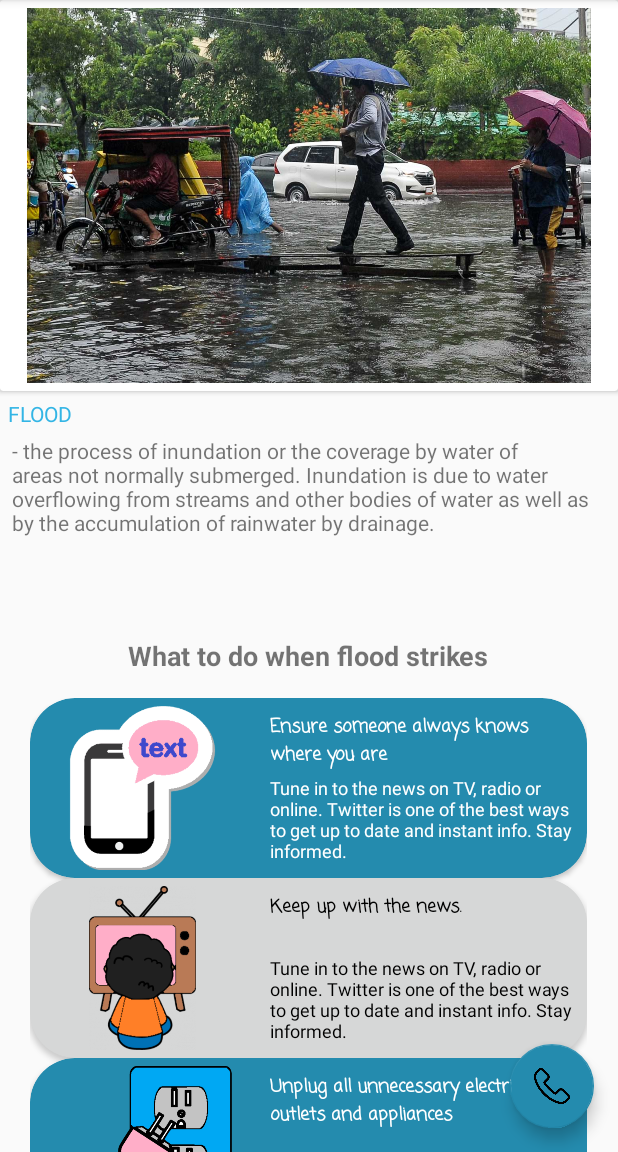
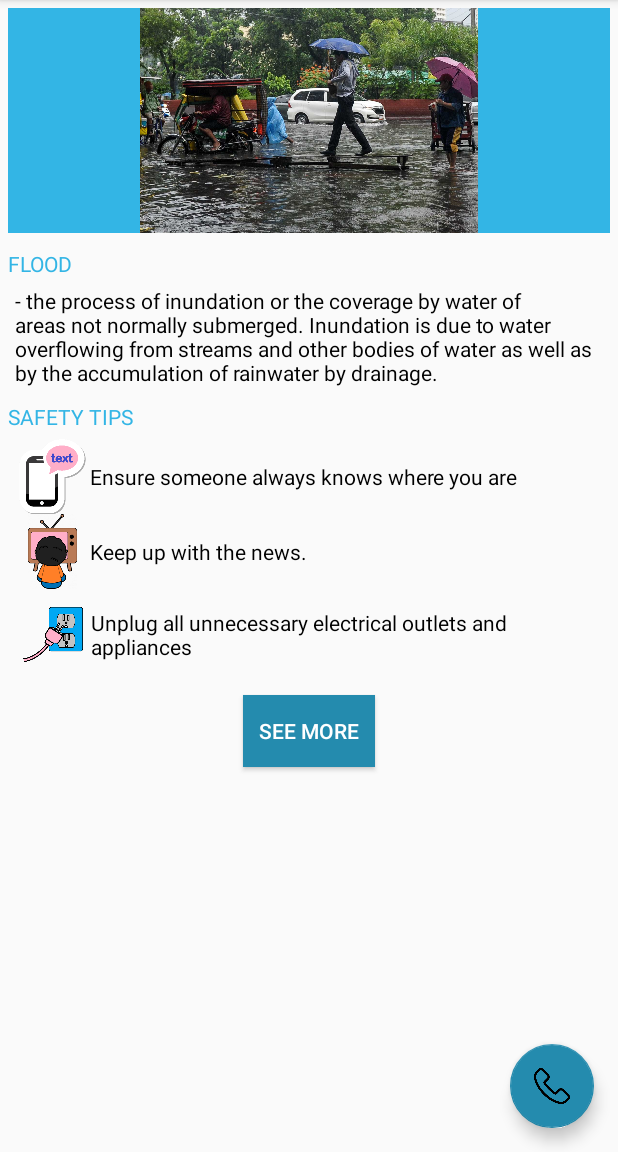
Before and after one commit to 2015084962/BAHAnda, an Android app: the screen it shows after launch (MainActivity), on a phone screen of 412 x 824 dp, the part 84-1236 px from its top. Run offline under Robolectric (Android 15) with nearby library versions, the phone set to English and light mode, and no system bars.

Commit message:
Updated Main layout

```diff
--- a/app/src/main/java/com/cornell/diaz/MainActivity.java
+++ b/app/src/main/java/com/cornell/diaz/MainActivity.java
@@ -153,4 +153,10 @@ public class MainActivity extends AppCompatActivity
 
         hotlines_layout.show();
     }
+
+    public void goToSafetyTips(View v)  {
+        Intent i = new Intent(this, safetytips_activity.class);
+        startActivity(i);
+    }
+
 }
--- a/app/src/main/res/layout/content_firstaid_activity.xml
+++ b/app/src/main/res/layout/content_firstaid_activity.xml
@@ -4,8 +4,8 @@
     xmlns:tools="http://schemas.android.com/tools"
     android:layout_width="match_parent"
     android:layout_height="match_parent"
-    tools:context="com.cornell.diaz.MainActivity"
-    tools:showIn="@layout/app_bar_main">
+    tools:context="com.cornell.diaz.MainActivity">
+    <!--tools:showIn="@layout/app_bar_main">-->
 
     <android.support.v7.widget.Toolbar
         android:layout_width="match_parent"
@@ -13,28 +13,11 @@
 
     </android.support.v7.widget.Toolbar>
 
-    <LinearLayout
-        android:layout_width="match_parent"
-        android:layout_height="wrap_content"
-        android:layout_marginBottom="10dp"
-        android:orientation="vertical">
-
-            <TextView
-                android:id="@+id/tvTitleSteps"
-                android:layout_width="wrap_content"
-                android:layout_height="wrap_content"
-                android:layout_marginTop="10dp"
-                android:gravity="center"
-                android:padding="5dp"
-                android:background="@color/colorPrimary"
-                android:textColor="@android:color/white"
-                android:textSize="18dp"
-                android:text="@string/first_aid_steps_title" />
-
     <ScrollView
 
         android:layout_width="match_parent"
-            android:layout_height="wrap_content">
+        android:layout_height="wrap_content"
+        android:layout_margin="5dp">
 
         <LinearLayout
             android:layout_width="wrap_content"
@@ -49,13 +32,13 @@
                 android:id="@+id/tvTitleStep"
                 android:layout_width="match_parent"
                 android:layout_height="wrap_content"
-                    android:layout_marginTop="10dp"
+                android:layout_marginTop="50dp"
+                android:background="@color/colorPrimary"
                 android:gravity="center"
                 android:padding="5dp"
-                    android:background="@color/colorPrimary"
+                android:text="@string/first_aid_steps_title"
                 android:textColor="@android:color/white"
-                    android:textSize="18dp"
-                    android:text="@string/first_aid_steps_title" />
+                android:textSize="18sp" />
 
             <TextView
                 android:id="@+id/textView4"
@@ -112,12 +95,12 @@
                 android:layout_width="match_parent"
                 android:layout_height="wrap_content"
                 android:layout_marginTop="20dp"
+                android:background="@color/colorPrimary"
                 android:gravity="center"
                 android:padding="5dp"
-                    android:background="@color/colorPrimary"
+                android:text="@string/video"
                 android:textColor="@android:color/white"
-                    android:textSize="18dp"
-                    android:text="@string/video" />
+                android:textSize="18sp" />
 
             <fragment
                 android:id="@+id/fragmentyoutubeplayer"
@@ -129,6 +112,4 @@
         </LinearLayout>
     </ScrollView>
 
-    </LinearLayout>
-
 </FrameLayout>
--- a/app/src/main/res/layout/content_main.xml
+++ b/app/src/main/res/layout/content_main.xml
@@ -4,8 +4,8 @@
     android:layout_width="match_parent"
     android:layout_height="match_parent"
     android:orientation="vertical"
-    tools:context="com.cornell.diaz.MainActivity"
-    tools:showIn="@layout/app_bar_main">
+    tools:context="com.cornell.diaz.MainActivity">
+    <!--tools:showIn="@layout/app_bar_main"-->
 
     <android.support.v7.widget.Toolbar
         android:layout_width="match_parent"
@@ -13,38 +13,133 @@
 
     </android.support.v7.widget.Toolbar>
 
-    <android.support.v7.widget.CardView
+    <ImageView
+        android:id="@+id/imageView2"
         android:layout_width="match_parent"
-        android:layout_height="wrap_content">
-
-        <ImageView
-            android:id="@+id/imageView2"
-            android:layout_margin="5dp"
-            android:layout_width="match_parent"
-            android:layout_height="250dp"
-            android:src="@drawable/baha" />
-
-    </android.support.v7.widget.CardView>
+        android:layout_height="150dp"
+        android:layout_margin="5dp"
+        android:background="@android:color/holo_blue_light"
+        android:contentDescription="@string/image_source"
+        android:src="@drawable/baha" />
 
     <TextView
         android:id="@+id/textView3"
         android:layout_width="match_parent"
         android:layout_height="wrap_content"
         android:layout_margin="5dp"
-        android:capitalize="characters"
-        android:text="FLOOD"
+        android:text="@string/title_flood"
         android:textColor="@android:color/holo_blue_light" />
 
     <TextView
         android:id="@+id/textView2"
         android:layout_width="match_parent"
         android:layout_height="wrap_content"
-        android:layout_marginLeft="8dp"
-        android:layout_marginRight="8dp"
+        android:layout_marginLeft="10dp"
+        android:layout_marginRight="10dp"
 
         android:fontFamily="sans-serif"
-        android:text="@string/flood_definition" />
+        android:text="@string/flood_definition"
+        android:textColor="@android:color/black" />
 
-    <include layout="@layout/content_safetytips_activity" />
+    <TextView
+        android:id="@+id/textView4"
+        android:layout_width="match_parent"
+        android:layout_height="wrap_content"
+        android:layout_marginLeft="5dp"
+        android:layout_marginTop="10dp"
+        android:layout_marginRight="5dp"
+        android:layout_marginBottom="5dp"
+        android:text="@string/title_safety_tips"
+        android:textColor="@android:color/holo_blue_light" />
+
+    <LinearLayout
+        android:layout_width="match_parent"
+        android:layout_height="match_parent"
+        android:layout_marginBottom="10dp"
+        android:orientation="vertical"
+        android:paddingLeft="10dp"
+        android:paddingRight="10dp"
+        android:paddingBottom="10dp">
+
+        <LinearLayout
+            android:layout_width="wrap_content"
+            android:layout_height="wrap_content">
+
+            <ImageView
+                android:id="@+id/image_safetyTip_1"
+                android:layout_width="50dp"
+                android:layout_height="50dp"
+                android:contentDescription="@string/SafetyTip_1"
+                android:src="@drawable/text" />
+
+            <TextView
+                android:id="@+id/safetyTip_1"
+                android:layout_width="match_parent"
+                android:layout_height="match_parent"
+                android:fontFamily="sans-serif"
+                android:gravity="start|center"
+                android:text="@string/SafetyTip_1"
+                android:textColor="@android:color/black" />
+
+        </LinearLayout>
+
+        <LinearLayout
+            android:layout_width="wrap_content"
+            android:layout_height="wrap_content">
+
+            <ImageView
+                android:id="@+id/image_safetyTip_2"
+                android:layout_width="50dp"
+                android:layout_height="50dp"
+                android:contentDescription="@string/SafetyTip_2"
+                android:src="@drawable/tv" />
+
+            <TextView
+                android:id="@+id/safetyTip_2"
+                android:layout_width="match_parent"
+                android:layout_height="match_parent"
+                android:gravity="center|start"
+                android:text="@string/SafetyTip_2"
+                android:textColor="@android:color/black" />
+
+        </LinearLayout>
+
+        <LinearLayout
+            android:layout_width="wrap_content"
+            android:layout_height="wrap_content">
+
+            <ImageView
+                android:id="@+id/image_safetyTip_3"
+                android:layout_width="40dp"
+                android:layout_height="50dp"
+                android:layout_margin="5dp"
+                android:contentDescription="@string/SafetyTip_3"
+                android:src="@drawable/outlet" />
+
+            <TextView
+                android:id="@+id/safetyTip_3"
+                android:layout_width="match_parent"
+                android:layout_height="match_parent"
+                android:gravity="center|start"
+                android:text="@string/SafetyTip_3"
+                android:textColor="@android:color/black" />
+
+        </LinearLayout>
+
+        <Button
+            android:id="@+id/more"
+            android:layout_width="wrap_content"
+            android:layout_height="wrap_content"
+            android:layout_gravity="center"
+            android:layout_margin="10dp"
+            android:background="@color/colorPrimary"
+            android:gravity="center"
+            android:onClick="goToSafetyTips"
+            android:text="@string/see_more"
+            android:textColor="@android:color/white"
+            android:textSize="14sp" />
+    </LinearLayout>
+
+    <!--<include layout="@layout/content_safetytips_activity" />-->
 
 </LinearLayout>
--- a/app/src/main/res/layout/content_safetytips_activity.xml
+++ b/app/src/main/res/layout/content_safetytips_activity.xml
@@ -5,8 +5,8 @@
     android:layout_width="match_parent"
     android:layout_height="match_parent"
     android:orientation="vertical"
-    tools:context="com.cornell.diaz.safetytips_activity"
-    tools:showIn="@layout/app_bar_main">
+    tools:context="com.cornell.diaz.safetytips_activity">
+    <!--tools:showIn="@layout/app_bar_main">-->
 
     <android.support.v7.widget.Toolbar
         android:layout_width="match_parent"
@@ -21,14 +21,15 @@
         android:layout_gravity="center"
         android:layout_margin="5dp"
         android:padding="5dp"
-        android:text="What to do when flood strikes"
-        android:textSize="18dp"
+        android:text="@string/title_what_to_do"
+        android:textSize="18sp"
         android:textStyle="bold" />
 
     <ScrollView
-        android:layout_width="382dp"
-        android:layout_height="468dp"
-        android:layout_gravity="center">
+        android:layout_width="match_parent"
+        android:layout_height="match_parent"
+        android:layout_gravity="center"
+        android:layout_marginBottom="60dp">
 
         <LinearLayout
             android:layout_width="match_parent"
@@ -71,8 +72,7 @@
                 app:cardBackgroundColor="#d6d7d7"
                 app:cardCornerRadius="30dp">
 
-                <LinearLayout
-                    style="@style/Card_Layout_Horizontal">
+                <LinearLayout style="@style/Card_Layout_Horizontal">
 
                     <ImageView
                         android:id="@+id/image_safetyTip_2"
@@ -80,8 +80,7 @@
                         android:contentDescription="@string/SafetyTip_2"
                         android:src="@drawable/tv" />
 
-                    <LinearLayout
-                        style="@style/Card_Layout_Vertical">
+                    <LinearLayout style="@style/Card_Layout_Vertical">
 
                         <TextView
                             android:id="@+id/safetyTip_2"
@@ -105,8 +104,7 @@
                 app:cardBackgroundColor="@color/colorPrimary"
                 app:cardCornerRadius="30dp">
 
-                <LinearLayout
-                    style="@style/Card_Layout_Horizontal">
+                <LinearLayout style="@style/Card_Layout_Horizontal">
 
                     <ImageView
                         android:id="@+id/image_safetyTip_3"
@@ -114,8 +112,7 @@
                         android:contentDescription="@string/SafetyTip_3"
                         android:src="@drawable/outlet" />
 
-                    <LinearLayout
-                        style="@style/Card_Layout_Vertical">
+                    <LinearLayout style="@style/Card_Layout_Vertical">
 
                         <TextView
                             android:id="@+id/safetyTip_3"
@@ -138,8 +135,7 @@
                 app:cardBackgroundColor="#d6d7d7"
                 app:cardCornerRadius="30dp">
 
-                <LinearLayout
-                    style="@style/Card_Layout_Horizontal">
+                <LinearLayout style="@style/Card_Layout_Horizontal">
 
                     <ImageView
                         android:id="@+id/image_safetyTip_4"
@@ -147,8 +143,7 @@
                         android:contentDescription="@string/SafetyTip_4"
                         android:src="@drawable/elec" />
 
-                    <LinearLayout
-                        style="@style/Card_Layout_Vertical">
+                    <LinearLayout style="@style/Card_Layout_Vertical">
 
                         <TextView
                             android:id="@+id/safetyTip_4"
@@ -171,8 +166,7 @@
                 app:cardBackgroundColor="@color/colorPrimary"
                 app:cardCornerRadius="30dp">
 
-                <LinearLayout
-                    style="@style/Card_Layout_Horizontal">
+                <LinearLayout style="@style/Card_Layout_Horizontal">
 
                     <ImageView
                         android:id="@+id/image_safetyTip_5"
@@ -180,19 +174,17 @@
                         android:contentDescription="@string/SafetyTip_5"
                         android:src="@drawable/backpack" />
 
-                    <LinearLayout
-                        style="@style/Card_Layout_Vertical">
+                    <LinearLayout style="@style/Card_Layout_Vertical">
 
                         <TextView
+                            android:id="@+id/safetyTip_5"
                             style="@style/Card_Title_1"
-                            android:id="@+id/safetyTip_5"
                             android:text="@string/SafetyTip_5" />
 
                         <TextView
+                            android:id="@+id/safetyTip_5_1"
                             style="@style/Card_Details_1"
-                            android:id="@+id/safetyTip_5_1"
-                            android:text="@string/SafetyTip_5_1"
-                            />
+                            android:text="@string/SafetyTip_5_1" />
 
                     </LinearLayout>
 
@@ -236,8 +228,7 @@
                 app:cardBackgroundColor="@color/colorPrimary"
                 app:cardCornerRadius="30dp">
 
-                <LinearLayout
-                    style="@style/Card_Layout_Horizontal">
+                <LinearLayout style="@style/Card_Layout_Horizontal">
 
                     <ImageView
                         android:id="@+id/image_safetyTip_7"
@@ -245,20 +236,17 @@
                         android:contentDescription="@string/SafetyTip_7"
                         android:src="@drawable/boots" />
 
-                    <LinearLayout
-                        style="@style/Card_Layout_Vertical">
+                    <LinearLayout style="@style/Card_Layout_Vertical">
 
                         <TextView
+                            android:id="@+id/safetyTip_7"
                             style="@style/Card_Title_1"
-                            android:id="@+id/safetyTip_7"
-                            android:text="@string/SafetyTip_7"
-                            />
+                            android:text="@string/SafetyTip_7" />
 
                         <TextView
+                            android:id="@+id/safetyTip_7_1"
                             style="@style/Card_Details_1"
-                            android:id="@+id/safetyTip_7_1"
-                            android:text="@string/SafetyTip_7_1"
-                            />
+                            android:text="@string/SafetyTip_7_1" />
 
                     </LinearLayout>
 
--- a/app/src/main/res/values/strings.xml
+++ b/app/src/main/res/values/strings.xml
@@ -95,6 +95,11 @@
     <string name="title_activity_firstaid_activity">First Aid</string>
     <string name="title_activity_map_activity">Map</string>
     <string name="video">Video</string>
+    <string name="title_what_to_do">What to do when flood strikes</string>
+    <string name="image_source">https://www.rappler.com/nation/207501-flooded-areas-metro-manila-july-17-2018</string>
+    <string name="title_safety_tips">SAFETY TIPS</string>
+    <string name="title_flood">FLOOD</string>
+    <string name="see_more">See More</string>
 
 
 </resources>
```
Lines whose indentation alone changed are shown as unchanged.
